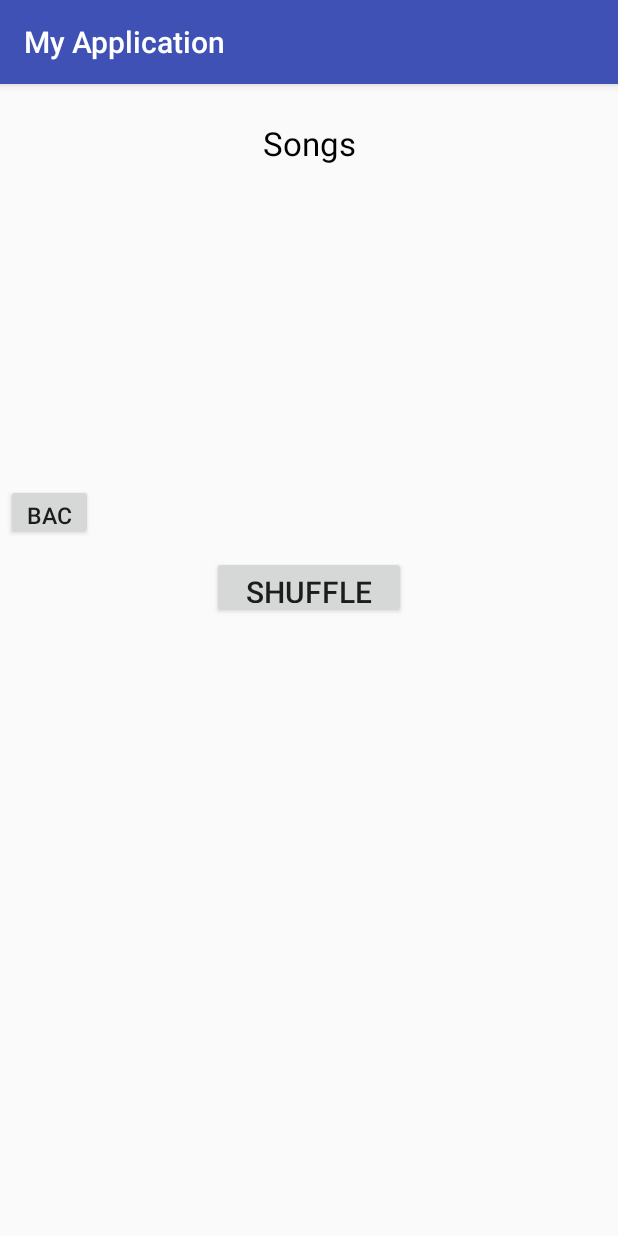
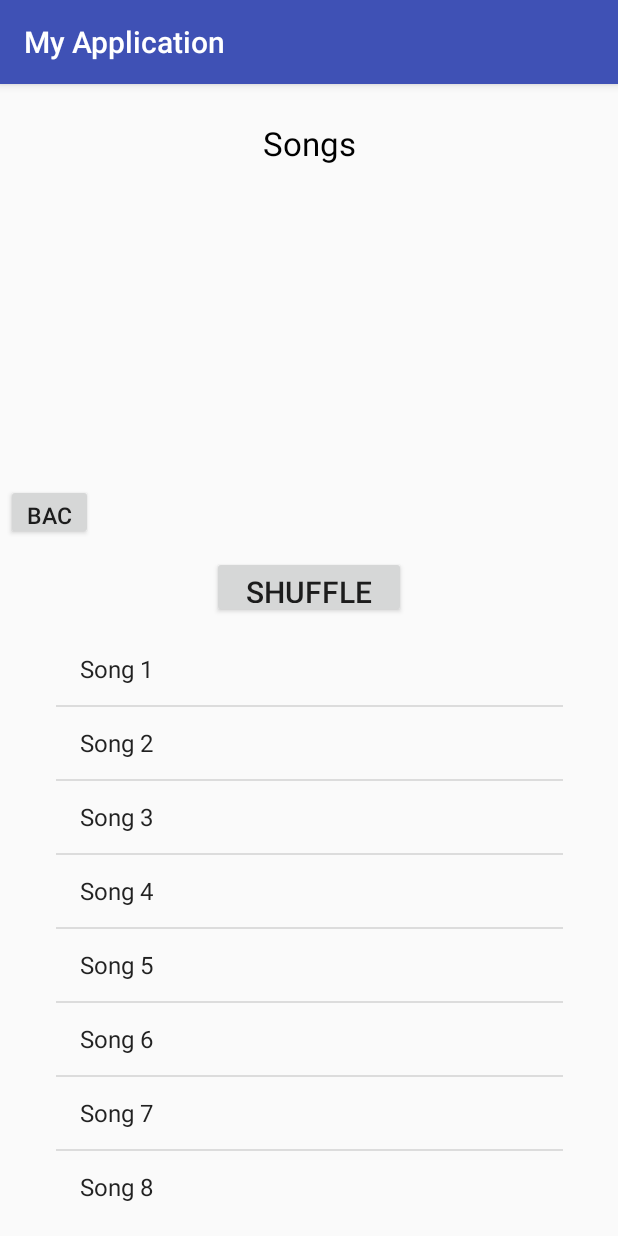
Before and after one commit to CharryWu/vibe-music-player, an Android app: the screen it shows after launch (SongListActivity), on a phone screen of 412 x 824 dp. Run offline under Robolectric (Android 15) with nearby library versions, the light colour scheme and no system bars.

Commit message:
listview working

```diff
--- a/app/src/main/java/com/example/chadlohrli/myapplication/SongListActivity.java
+++ b/app/src/main/java/com/example/chadlohrli/myapplication/SongListActivity.java
@@ -1,13 +1,60 @@
 package com.example.chadlohrli.myapplication;
 
+import android.content.Intent;
 import android.support.v7.app.AppCompatActivity;
 import android.os.Bundle;
+import android.view.View;
+import android.widget.AdapterView;
+import android.widget.ArrayAdapter;
+import android.widget.Button;
+import android.widget.ListView;
+import android.widget.Toast;
 
 public class SongListActivity extends AppCompatActivity {
-
+    private ListView listView;
+    private Button shuffleButton;
+    private Button backButton;
     @Override
     protected void onCreate(Bundle savedInstanceState) {
         super.onCreate(savedInstanceState);
         setContentView(R.layout.songlist);
+
+        listView = (ListView) findViewById(R.id.songlist);
+        shuffleButton = (Button) findViewById(R.id.shuffle);
+        backButton = (Button) findViewById(R.id.go_back);
+
+        //sample array
+        String[] songTitleArray = new String[] {"Song 1", "Song 2", "Song 3", "Song 4","Song 5", "Song 6", "Song 7", "Song 8",
+        "Song 9", "Song 10", "Song 11", "Song 12", "Song 13", "Song 14", "Song 15", "Song 16", "Song 17"};
+
+        //adapter for listview
+        ArrayAdapter<String> adapter = new ArrayAdapter<String>(this, android.R.layout.simple_list_item_1, songTitleArray);
+        //set adapter for listview
+        listView.setAdapter(adapter);
+
+        //when item in list is clicked, song should play
+        listView.setOnItemClickListener(new AdapterView.OnItemClickListener() {
+            @Override
+            public void onItemClick(AdapterView<?> adapterView, View view, int i, long l) {
+                //get String stored in selected item, later pass to hashtable to retrieve Song object
+                String songAndAlbumAndArtist = (String) listView.getItemAtPosition(i);
+
+                //placeholder
+                Toast toast = Toast.makeText(getApplicationContext(), songAndAlbumAndArtist, Toast.LENGTH_SHORT);
+                toast.setMargin(50,50);
+                toast.show();
+
+                //update song information
+            }
+        });
+
+        backButton.setOnClickListener(new View.OnClickListener() {
+            @Override
+            public void onClick(View view) {
+                Intent intent = new Intent(this,);
+            }
+        });
+
+
     }
 }
```
Also changed, not shown: app/src/main/java/com/example/chadlohrli/myapplication/PickedAlbumActivity.java (+34 -0 lines), app/src/main/res/layout/activity_picked_album.xml (+9 -9 lines).
